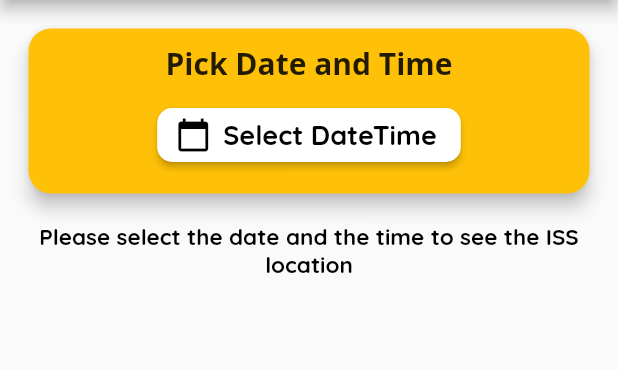
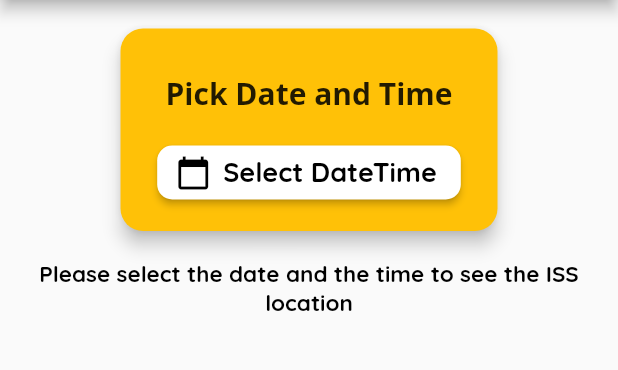
Before and after one commit to afiqaimanafr/NeXT-assessment, a Flutter app: the screen it shows after launch, on a phone screen of 412 x 824 dp, the part 84-454 px from its top. Run offline on Flutter 3.47's test engine with Material 2 defaults, Android fonts, the phone set to English and light mode, and no system bars.

Commit message:
latest ui

```diff
--- a/lib/screens/home_screen.dart
+++ b/lib/screens/home_screen.dart
@@ -24,9 +24,9 @@ class _HomeScreenState extends State<HomeScreen> {
   Widget build(BuildContext context) {
     return Column(
       children: <Widget>[
-        Container(
+        Center(
+          child: Container(
             padding: const EdgeInsets.all(15),
-          width: double.infinity,
             child: Card(
               elevation: 5,
               shape: RoundedRectangleBorder(
@@ -36,7 +36,11 @@ class _HomeScreenState extends State<HomeScreen> {
               child: Column(
                 children: <Widget>[
                   const Padding(
-                  padding: EdgeInsets.all(10.0),
+                    padding: EdgeInsets.only(
+                      left: 30.0,
+                      right: 30,
+                      top: 30,
+                    ),
                     child: Text(
                       'Pick Date and Time',
                       style: TextStyle(
@@ -45,6 +49,9 @@ class _HomeScreenState extends State<HomeScreen> {
                         fontWeight: FontWeight.bold,
                       ),
                     ),
+                  ),
+                  const SizedBox(
+                    height: 15,
                   ),
                   ElevatedButton.icon(
                     style: ElevatedButton.styleFrom(
@@ -71,6 +78,7 @@ class _HomeScreenState extends State<HomeScreen> {
                     height: 15,
                   ),
                 ],
+              ),
             ),
           ),
         ),
```
Lines whose indentation alone changed are shown as unchanged.
